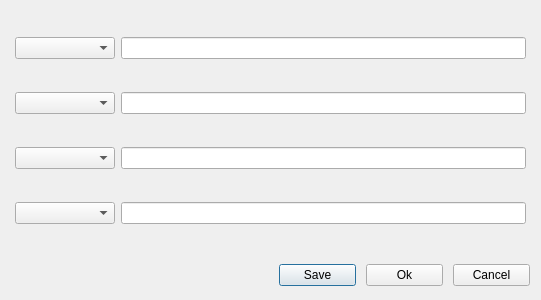
This is limits/EditLimitGui.ui in Belden-Montreal/SNP-Cable-Analyser as Qt 5 draws it before an edit. The edited form follows.
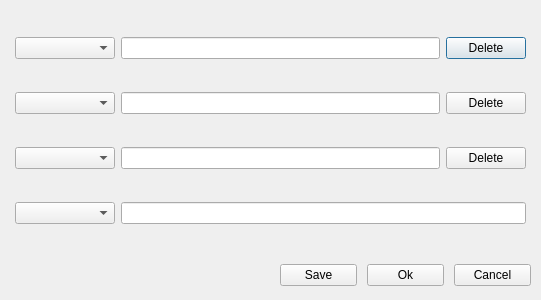
This is the edited form.

Patch:
```diff
--- a/limits/EditLimitGui.ui
+++ b/limits/EditLimitGui.ui
@@ -22,13 +22,22 @@
      <height>241</height>
     </rect>
    </property>
-   <layout class="QGridLayout" name="gridLayout" columnminimumwidth="100,0">
+   <layout class="QGridLayout" name="gridLayout" columnminimumwidth="100,0,0">
     <property name="leftMargin">
      <number>5</number>
     </property>
     <property name="rightMargin">
      <number>5</number>
     </property>
+    <item row="2" column="1">
+     <widget class="QLineEdit" name="hardwareEdit"/>
+    </item>
+    <item row="1" column="1">
+     <widget class="QLineEdit" name="categoryEdit"/>
+    </item>
+    <item row="0" column="1">
+     <widget class="QLineEdit" name="standardEdit"/>
+    </item>
     <item row="1" column="0">
      <widget class="QComboBox" name="categoryBox"/>
     </item>
@@ -41,24 +50,36 @@
     <item row="3" column="0">
      <widget class="QComboBox" name="parameterBox"/>
     </item>
-    <item row="3" column="1">
+    <item row="0" column="2">
+     <widget class="QPushButton" name="delStandardButton">
+      <property name="text">
+       <string>Delete</string>
+      </property>
+     </widget>
+    </item>
+    <item row="1" column="2">
+     <widget class="QPushButton" name="delCategoryButton">
+      <property name="text">
+       <string>Delete</string>
+      </property>
+     </widget>
+    </item>
+    <item row="2" column="2">
+     <widget class="QPushButton" name="delHardwareButton">
+      <property name="text">
+       <string>Delete</string>
+      </property>
+     </widget>
+    </item>
+    <item row="3" column="1" colspan="2">
      <widget class="QLineEdit" name="parameterEdit"/>
     </item>
-    <item row="0" column="1">
-     <widget class="QLineEdit" name="standardEdit"/>
-    </item>
-    <item row="1" column="1">
-     <widget class="QLineEdit" name="categoryEdit"/>
-    </item>
-    <item row="2" column="1">
-     <widget class="QLineEdit" name="hardwareEdit"/>
-    </item>
    </layout>
   </widget>
   <widget class="QWidget" name="horizontalLayoutWidget">
    <property name="geometry">
     <rect>
-     <x>279</x>
+     <x>280</x>
      <y>260</y>
      <width>251</width>
      <height>31</height>
```
